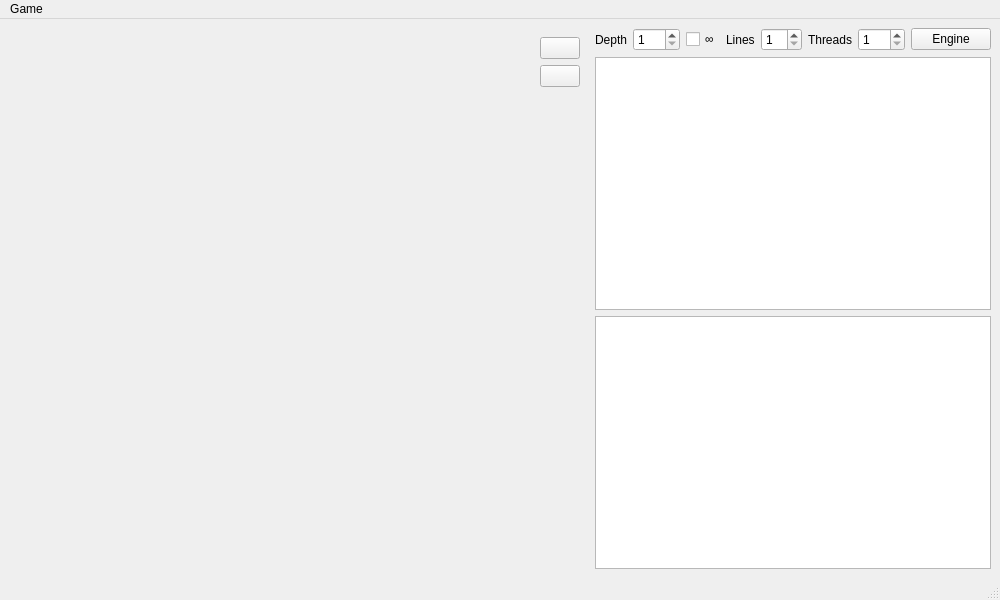
Before: the Qt Designer form forms/mainwindow.ui in jLantxa/Chess, drawn with Qt 5.
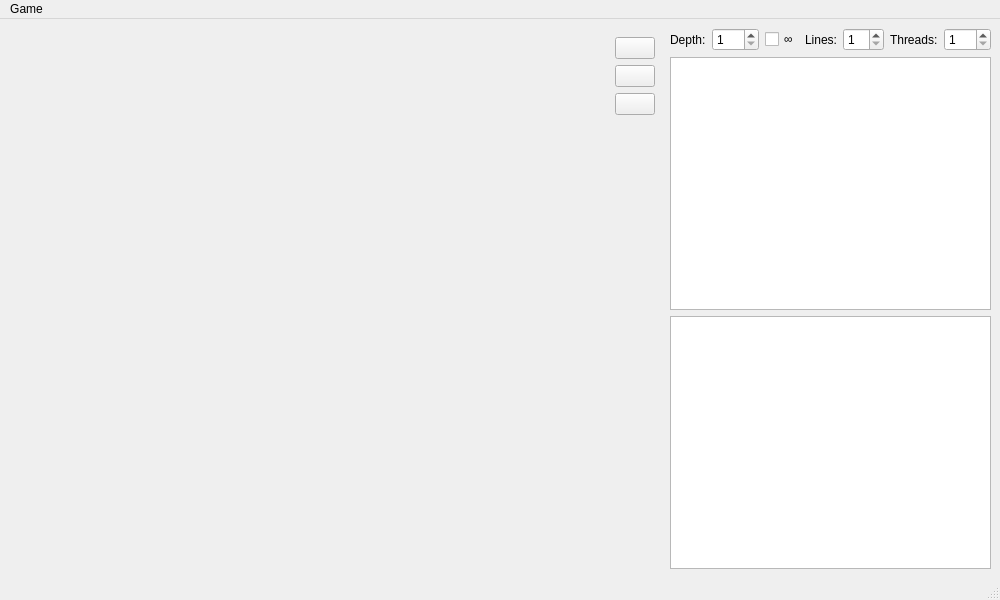
After: the same form once the commit is applied. Custom widgets are drawn as their Qt base class.

Commit message: Hide engine controls when off

Diff of the .ui file:
```diff
--- a/forms/mainwindow.ui
+++ b/forms/mainwindow.ui
@@ -49,7 +49,7 @@
            <string/>
           </property>
           <property name="text">
-           <string>Depth</string>
+           <string>Depth:</string>
           </property>
          </widget>
         </item>
@@ -100,7 +100,7 @@
            <string/>
           </property>
           <property name="text">
-           <string>Lines</string>
+           <string>Lines:</string>
           </property>
          </widget>
         </item>
@@ -135,7 +135,7 @@
            <string/>
           </property>
           <property name="text">
-           <string>Threads</string>
+           <string>Threads:</string>
           </property>
          </widget>
         </item>
@@ -158,25 +158,6 @@
           </property>
          </widget>
         </item>
-        <item>
-         <widget class="QPushButton" name="bEngineOn">
-          <property name="sizePolicy">
-           <sizepolicy hsizetype="Fixed" vsizetype="Fixed">
-            <horstretch>0</horstretch>
-            <verstretch>0</verstretch>
-           </sizepolicy>
-          </property>
-          <property name="toolTip">
-           <string>Toggle engine</string>
-          </property>
-          <property name="text">
-           <string>Engine</string>
-          </property>
-          <property name="checkable">
-           <bool>true</bool>
-          </property>
-         </widget>
-        </item>
        </layout>
       </item>
       <item>
@@ -246,6 +227,25 @@
          <property name="sizeConstraint">
           <enum>QLayout::SetNoConstraint</enum>
          </property>
+         <item>
+          <widget class="QPushButton" name="bEngineOn">
+           <property name="sizePolicy">
+            <sizepolicy hsizetype="Fixed" vsizetype="Fixed">
+             <horstretch>0</horstretch>
+             <verstretch>0</verstretch>
+            </sizepolicy>
+           </property>
+           <property name="toolTip">
+            <string>Toggle engine</string>
+           </property>
+           <property name="text">
+            <string/>
+           </property>
+           <property name="checkable">
+            <bool>true</bool>
+           </property>
+          </widget>
+         </item>
          <item>
           <widget class="QPushButton" name="bRotateBoard">
            <property name="toolTip">
```
The commit also changes 4 other files.
